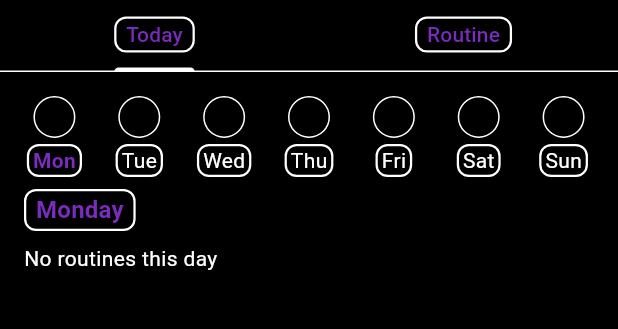
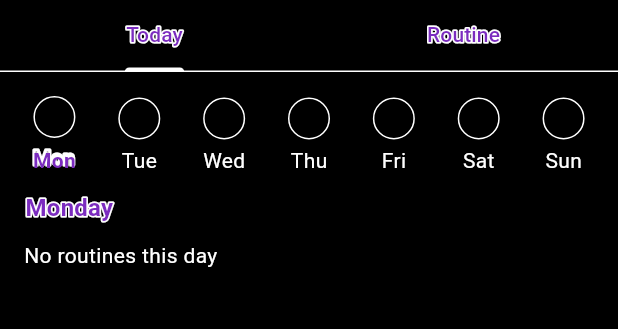
Before and after one commit to Juanppmi/gymtracker, a Flutter app: the screen it shows after launch, after a tap on "Mon", on a phone screen of 412 x 824 dp, the part 84-413 px from its top. Run offline on Flutter 3.47's test engine with Material 3 defaults, Android fonts, the phone set to English and light mode, and no system bars; our stand-ins replace cupertino_ui, drift, drift_flutter, flutter_riverpod, material_ui, shared_preferences; accounts and stored records are empty; generated files the repository leaves out were written again; statements that could not run were skipped.

Commit message:
fix/stroke-purple-letters-in-white
A white box around each purple label was the wrong shape. A stroke around the letters keeps the words purple and readable on black.

Closes #22

Co-authored-by: Cursor <cursoragent@cursor.com>

```diff
--- a/lib/ui/design_system/confirm_dialog.dart
+++ b/lib/ui/design_system/confirm_dialog.dart
@@ -1,4 +1,4 @@
-import 'package:gymtracker/ui/design_system/white_outline.dart';
+import 'package:gymtracker/ui/design_system/stroked_text.dart';
 import 'package:material_ui/material_ui.dart';
 
 Future<bool> confirmAction(
@@ -14,7 +14,7 @@ Future<bool> confirmAction(
       return AlertDialog(
         title: Align(
           alignment: Alignment.centerLeft,
-          child: WhiteOutline(child: Text(title)),
+          child: StrokedText(title),
         ),
         content: Text(message),
         actions: [
--- a/lib/ui/design_system/exercise_row.dart
+++ b/lib/ui/design_system/exercise_row.dart
@@ -1,4 +1,4 @@
-import 'package:gymtracker/ui/design_system/white_outline.dart';
+import 'package:gymtracker/ui/design_system/stroked_text.dart';
 import 'package:material_ui/material_ui.dart';
 
 class ExerciseRow extends StatelessWidget {
@@ -22,9 +22,7 @@ class ExerciseRow extends StatelessWidget {
     return Column(
       crossAxisAlignment: CrossAxisAlignment.start,
       children: [
-        WhiteOutline(
-          child: Text(name, style: Theme.of(context).textTheme.titleMedium),
-        ),
+        StrokedText(name, style: Theme.of(context).textTheme.titleMedium),
         Text(muscleGroup),
         Text('$weight · $sets · $reps'),
       ],
--- /dev/null
+++ b/lib/ui/design_system/stroked_text.dart
@@ -0,0 +1,87 @@
+import 'package:gymtracker/ui/design_system/app_theme.dart';
+import 'package:material_ui/material_ui.dart';
+
+class StrokedText extends StatelessWidget {
+  const StrokedText(this.data, {super.key, this.style, this.strokeWidth = 2});
+
+  final String data;
+  final TextStyle? style;
+  final double strokeWidth;
+
+  @override
+  Widget build(BuildContext context) {
+    final resolved = style ?? DefaultTextStyle.of(context).style;
+    final inset = strokeWidth / 2;
+    return CustomPaint(
+      painter: _LetterStrokePainter(
+        text: data,
+        style: resolved,
+        strokeWidth: strokeWidth,
+        strokeColor: appWhite,
+        textDirection: Directionality.of(context),
+        textScaler: MediaQuery.textScalerOf(context),
+      ),
+      child: Padding(
+        padding: EdgeInsets.all(inset),
+        child: Text(
+          data,
+          style: resolved.foreground == null
+              ? resolved
+              : resolved.copyWith(foreground: null),
+          maxLines: 1,
+          overflow: TextOverflow.ellipsis,
+        ),
+      ),
+    );
+  }
+}
+
+class _LetterStrokePainter extends CustomPainter {
+  _LetterStrokePainter({
+    required this.text,
+    required this.style,
+    required this.strokeWidth,
+    required this.strokeColor,
+    required this.textDirection,
+    required this.textScaler,
+  });
+
+  final String text;
+  final TextStyle style;
+  final double strokeWidth;
+  final Color strokeColor;
+  final TextDirection textDirection;
+  final TextScaler textScaler;
+
+  @override
+  void paint(Canvas canvas, Size size) {
+    final painter = TextPainter(
+      text: TextSpan(
+        text: text,
+        style: style.copyWith(
+          color: null,
+          foreground: Paint()
+            ..style = PaintingStyle.stroke
+            ..strokeWidth = strokeWidth
+            ..strokeJoin = StrokeJoin.round
+            ..color = strokeColor,
+        ),
+      ),
+      textDirection: textDirection,
+      textScaler: textScaler,
+      maxLines: 1,
+      ellipsis: '\u2026',
+    )..layout(maxWidth: (size.width - strokeWidth).clamp(0.0, double.infinity));
+    painter.paint(canvas, Offset(strokeWidth / 2, strokeWidth / 2));
+  }
+
+  @override
+  bool shouldRepaint(covariant _LetterStrokePainter oldDelegate) {
+    return oldDelegate.text != text ||
+        oldDelegate.style != style ||
+        oldDelegate.strokeWidth != strokeWidth ||
+        oldDelegate.strokeColor != strokeColor ||
+        oldDelegate.textDirection != textDirection ||
+        oldDelegate.textScaler != textScaler;
+  }
+}
--- a/lib/ui/design_system/white_outline.dart
+++ /dev/null
@@ -1,24 +0,0 @@
-import 'package:gymtracker/ui/design_system/app_theme.dart';
-import 'package:material_ui/material_ui.dart';
-
-class WhiteOutline extends StatelessWidget {
-  const WhiteOutline({super.key, required this.child, this.padding});
-
-  final Widget child;
-  final EdgeInsetsGeometry? padding;
-
-  @override
-  Widget build(BuildContext context) {
-    return DecoratedBox(
-      decoration: BoxDecoration(
-        border: Border.all(color: appWhite, width: 1.5),
-        borderRadius: BorderRadius.circular(8),
-      ),
-      child: Padding(
-        padding:
-            padding ?? const EdgeInsets.symmetric(horizontal: 8, vertical: 2),
-        child: child,
-      ),
-    );
-  }
-}
--- a/lib/ui/navigation/home_shell.dart
+++ b/lib/ui/navigation/home_shell.dart
@@ -1,6 +1,6 @@
 import 'package:gymtracker/l10n/app_localizations.dart';
 import 'package:gymtracker/ui/design_system/app_title.dart';
-import 'package:gymtracker/ui/design_system/white_outline.dart';
+import 'package:gymtracker/ui/design_system/stroked_text.dart';
 import 'package:gymtracker/ui/language/app_language_button.dart';
 import 'package:gymtracker/ui/routine/routine_screen.dart';
 import 'package:gymtracker/ui/theme/theme_mode_button.dart';
@@ -21,8 +21,8 @@ class HomeShell extends StatelessWidget {
           actions: const [AppLanguageButton(), ThemeModeButton()],
           bottom: TabBar(
             tabs: [
-              Tab(child: WhiteOutline(child: Text(l10n.today))),
-              Tab(child: WhiteOutline(child: Text(l10n.routine))),
+              Tab(child: StrokedText(l10n.today)),
+              Tab(child: StrokedText(l10n.routine)),
             ],
           ),
         ),
--- a/lib/ui/today/today_screen.dart
+++ b/lib/ui/today/today_screen.dart
@@ -4,7 +4,7 @@ import 'package:gymtracker/data/weekday.dart';
 import 'package:gymtracker/data/weekday_assignment_item.dart';
 import 'package:gymtracker/l10n/app_localizations.dart';
 import 'package:gymtracker/ui/design_system/weekday_circle.dart';
-import 'package:gymtracker/ui/design_system/white_outline.dart';
+import 'package:gymtracker/ui/design_system/stroked_text.dart';
 import 'package:gymtracker/ui/routine/weekday_label.dart';
 import 'package:gymtracker/ui/today/today_log_notifier.dart';
 import 'package:gymtracker/ui/today/workout_log_screen.dart';
@@ -50,23 +50,17 @@ class _TodayScreenState extends ConsumerState<TodayScreen> {
                             children: [
                               WeekdayCircle(filled: snapshot.isFilled(weekday)),
                               const SizedBox(height: 4),
-                              WhiteOutline(
-                                padding: const EdgeInsets.symmetric(
-                                  horizontal: 4,
-                                  vertical: 1,
-                                ),
-                                child: Text(
+                              weekday == selected
+                                  ? StrokedText(
                                       weekdayShortLabel(l10n, weekday),
                                       style: TextStyle(
-                                    color: weekday == selected
-                                        ? Theme.of(context).colorScheme.primary
-                                        : null,
-                                    fontWeight: weekday == selected
-                                        ? FontWeight.bold
-                                        : null,
+                                        color: Theme.of(context)
+                                            .colorScheme
+                                            .primary,
+                                        fontWeight: FontWeight.bold,
                                       ),
-                                ),
-                              ),
+                                    )
+                                  : Text(weekdayShortLabel(l10n, weekday)),
                             ],
                           ),
                         ),
@@ -78,11 +72,9 @@ class _TodayScreenState extends ConsumerState<TodayScreen> {
                 padding: const EdgeInsets.symmetric(horizontal: 16),
                 child: Align(
                   alignment: Alignment.centerLeft,
-                  child: WhiteOutline(
-                    child: Text(
+                  child: StrokedText(
                     weekdayLabel(l10n, selected),
                     style: Theme.of(context).textTheme.titleMedium,
-                    ),
                   ),
                 ),
               ),
@@ -118,11 +110,9 @@ class _TodayRoutineTile extends StatelessWidget {
     return ListTile(
       key: Key('today-routine-${routine.routineId}'),
       contentPadding: EdgeInsets.zero,
-      title: WhiteOutline(
-        child: Text(
+      title: StrokedText(
         routine.routineName,
         style: Theme.of(context).textTheme.titleMedium,
-        ),
       ),
       onTap: () {
         Navigator.of(context).push(
```
Also changed, not shown: lib/ui/design_system/app_text_field.dart (+6 -8 lines), lib/ui/exercise/exercise_execution_sheet.dart (+4 -6 lines), lib/ui/language/app_language_button.dart (+4 -4 lines), lib/ui/routine/exercise_catalog_screen.dart (+7 -9 lines), lib/ui/routine/routine_list_screen.dart (+7 -11 lines), lib/ui/routine/routine_screen.dart (+4 -10 lines), lib/ui/theme/theme_mode_button.dart (+4 -4 lines), 1 other file. Lines whose indentation alone changed are shown as unchanged.
